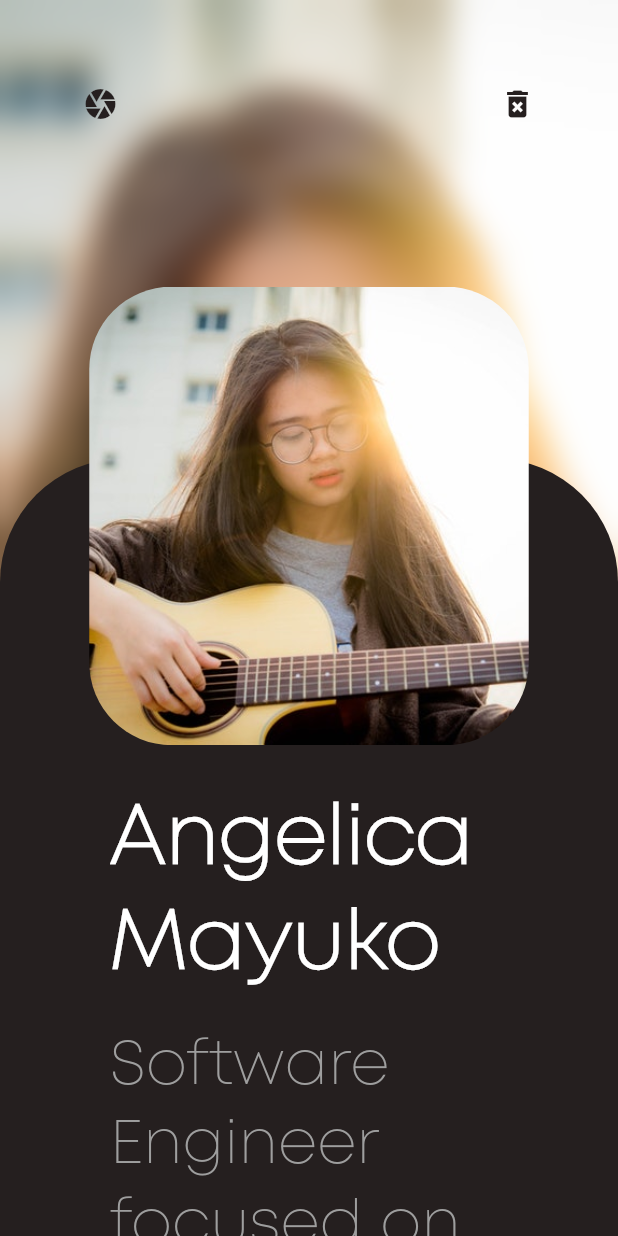
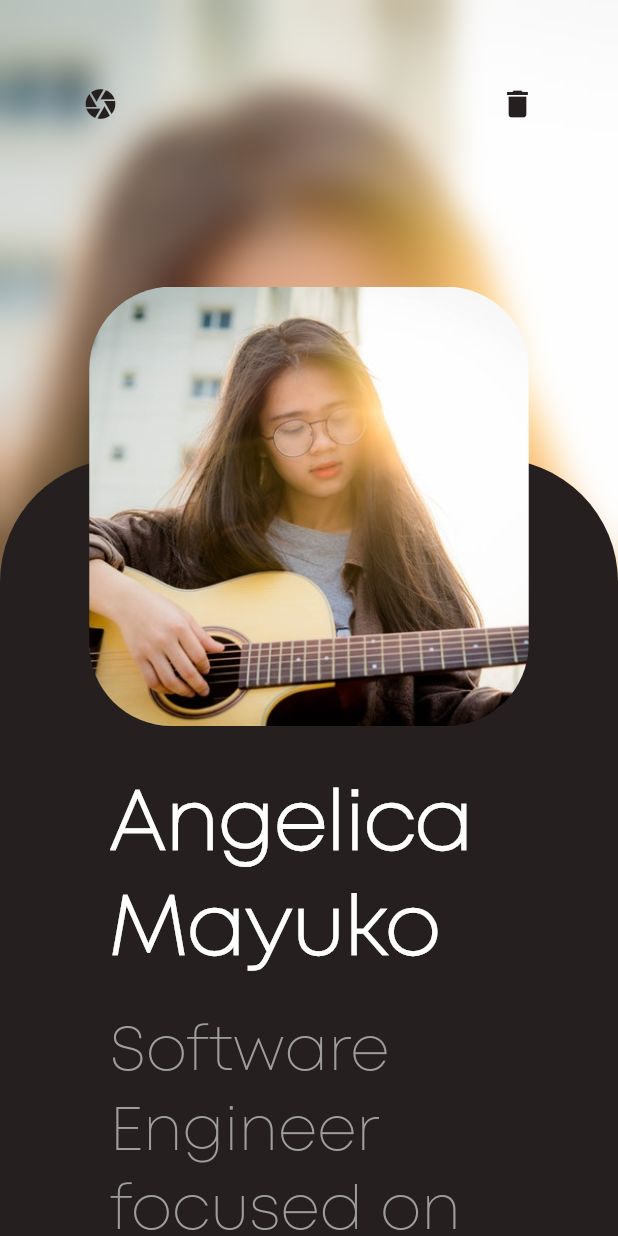
Before and after one commit to CoderJava/Flutter-Firebase-Storage, a Flutter app: the screen it shows after launch, on a phone screen of 412 x 824 dp. Run offline on Flutter 3.47's test engine with Material 2 defaults, Android fonts, the phone set to English and light mode, and no system bars; our stand-ins replace cached_network_image, firebase_storage, flutter_screenutil, font_awesome_flutter, image_picker, shared_preferences; accounts and stored records are empty.

Commit message:
Setup for iOS

```diff
--- a/lib/main.dart
+++ b/lib/main.dart
@@ -25,6 +25,7 @@ class App extends StatelessWidget {
 enum TypeOperation {
   upload,
   download,
+  delete,
 }
 
 class HomePage extends StatefulWidget {
@@ -36,6 +37,7 @@ class _HomePageState extends State<HomePage> {
   final GlobalKey<ScaffoldState> scaffoldState = GlobalKey<ScaffoldState>();
   final String keyMyPosts = 'keyMyPosts';
   final List<String> myPosts = [];
+  final FirebaseStorage firebaseStorage = FirebaseStorage.instance;
 
   SharedPreferences sharedPreferences;
   TypeOperation typeOperation = TypeOperation.download;
@@ -79,7 +81,7 @@ class _HomePageState extends State<HomePage> {
   }
 
   Container _buildWidgetLoading() {
-    if (isLoading && typeOperation == TypeOperation.upload) {
+    if (isLoading && typeOperation == TypeOperation.upload || typeOperation == TypeOperation.delete) {
       return Container(
         width: double.infinity,
         height: double.infinity,
@@ -103,7 +105,7 @@ class _HomePageState extends State<HomePage> {
         children: <Widget>[
           Container(
             width: ScreenUtil().setWidth(256),
-            height: ScreenUtil().setHeight(256),
+            height: ScreenUtil().setWidth(256),
             decoration: BoxDecoration(
               borderRadius: BorderRadius.circular(
                 ScreenUtil().setWidth(48),
@@ -138,7 +140,7 @@ class _HomePageState extends State<HomePage> {
       ),
       child: Padding(
         padding: EdgeInsets.only(
-          top: ScreenUtil().setHeight(128 + 56),
+          top: ScreenUtil().setWidth(128 + 56),
           right: ScreenUtil().setWidth(64),
           left: ScreenUtil().setWidth(64),
         ),
@@ -205,6 +207,10 @@ class _HomePageState extends State<HomePage> {
       );
     } else {
       return GridView.count(
+        padding: EdgeInsets.only(
+          top: ScreenUtil().setHeight(48),
+          bottom: MediaQuery.of(context).padding.bottom,
+        ),
         crossAxisCount: 3,
         children: myPosts.map(
           (item) {
@@ -409,7 +415,6 @@ class _HomePageState extends State<HomePage> {
                 GestureDetector(
                   onTap: () async {
                     File image = await ImagePicker.pickImage(source: ImageSource.gallery);
-                    FirebaseStorage firebaseStorage = FirebaseStorage.instance;
                     if (image == null) {
                       return;
                     }
@@ -456,11 +461,24 @@ class _HomePageState extends State<HomePage> {
                   ),
                 ),
                 GestureDetector(
-                  onTap: () {
-                    // TODO: do something in here
+                  onTap: () async {
+                    setState(() {
+                      isLoading = true;
+                      typeOperation = TypeOperation.delete;
+                    });
+                    myPosts.forEach((element) async {
+                      StorageReference ref = await firebaseStorage.getReferenceFromUrl(element);
+                      await ref.delete();
+                    });
+                    myPosts.clear();
+                    await sharedPreferences.clear();
+                    setState(() {
+                      isLoading = false;
+                      typeOperation = null;
+                    });
                   },
                   child: Icon(
-                    Icons.delete_forever,
+                    Icons.delete,
                     color: Color(0xFF251F1F),
                   ),
                 ),
--- a/pubspec.yaml
+++ b/pubspec.yaml
@@ -24,6 +24,9 @@ dependencies:
   # The following adds the Cupertino Icons font to your application.
   # Use with the CupertinoIcons class for iOS style icons.
   cupertino_icons: ^0.1.3
+
+  # Flutter plugin for Firebase Core, enabling connecting to multiple Firebase apps.
+  firebase_core: ^0.4.4+3
 
   # Flutter plugin for Firebase Cloud Storage, a powerful, simple, and cost-effective object
   # storage service for Android and iOS.
```
Also changed, not shown: pubspec.lock, 4 other files.
